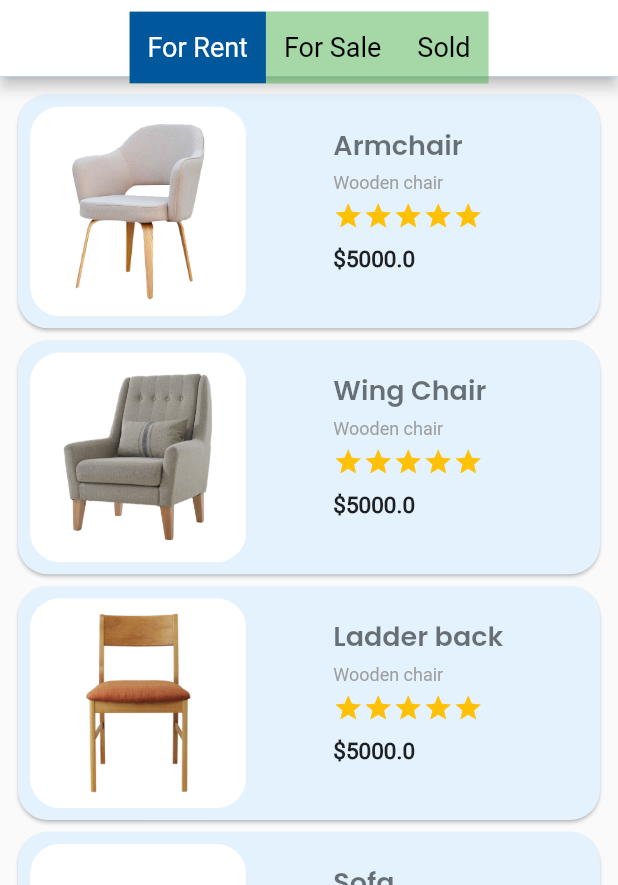
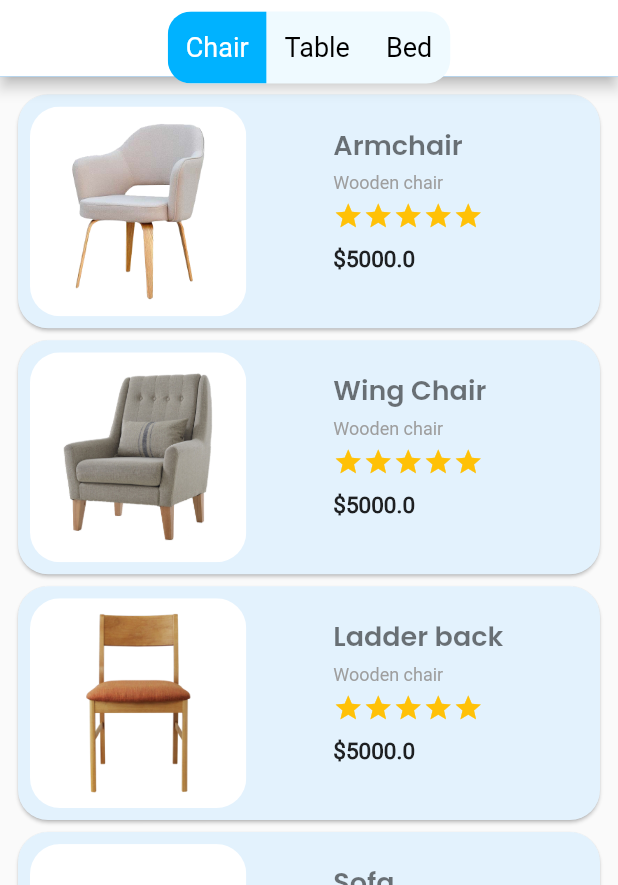
Before and after one commit to PrantoMondal/Furniture_App, a Flutter app: the screen it shows after launch, on a phone screen of 412 x 824 dp, the part 351-1236 px from its top. Run offline on Flutter 3.47's test engine with Material 2 defaults, Android fonts, the phone set to English and light mode, and no system bars.

Commit message:
Button rounded

```diff
--- a/lib/pages/home_page.dart
+++ b/lib/pages/home_page.dart
@@ -65,7 +65,7 @@ class _HomePageState extends State<HomePage> {
                   fontSize: 12,
                   color: color2,
                   fontFamily: 'Poppins',),),
-                const Padding(
+                Padding(
                   padding: EdgeInsets.only(left: 15.0, right: 15.0),
                   child: TextField(
                     decoration: InputDecoration(
--- a/lib/widgets/category_button.dart
+++ b/lib/widgets/category_button.dart
@@ -8,29 +8,41 @@ class categoryBtn extends StatefulWidget {
 class _CategoryBtnState extends State<categoryBtn> {
   List<bool> isSelected = [true, false, false];
 
+
   @override
-  Widget build(BuildContext context) => Container(
-    color: Colors.green.withOpacity(0.5),
+  Widget build(BuildContext context) {
+    Color buttonSelectedColor = _colorFromHex("#00B2FF");
+    Color buttonUnselectedColor = _colorFromHex("#EFFAFF");
+    return Container(
+
+      decoration: BoxDecoration(
+        color: buttonUnselectedColor,
+        borderRadius: BorderRadius.all(Radius.circular(16)),
+      ),
+    //color: buttonUnselectedColor,
+
     child: ToggleButtons(
+
+      borderRadius: BorderRadius.all(Radius.circular(16)),
       isSelected: isSelected,
       selectedColor: Colors.white,
       color: Colors.black,
-      fillColor: Colors.lightBlue.shade900,
+      fillColor: buttonSelectedColor,
       renderBorder: false,
       //splashColor: Colors.red,
       highlightColor: Colors.orange,
       children: <Widget>[
         Padding(
-          padding: const EdgeInsets.symmetric(horizontal: 12),
-          child: Text('For Rent', style: TextStyle(fontSize: 18)),
+          padding: const EdgeInsets.all(12),
+          child: Text('Chair', style: TextStyle(fontSize: 18)),
         ),
         Padding(
-          padding: const EdgeInsets.symmetric(horizontal: 12),
-          child: Text('For Sale', style: TextStyle(fontSize: 18)),
+          padding: const EdgeInsets.all(12),
+          child: Text('Table', style: TextStyle(fontSize: 18)),
         ),
         Padding(
-          padding: const EdgeInsets.symmetric(horizontal: 12),
-          child: Text('Sold', style: TextStyle(fontSize: 18)),
+          padding: const EdgeInsets.all(12),
+          child: Text('Bed', style: TextStyle(fontSize: 18)),
         ),
       ],
       onPressed: (int newIndex) {
@@ -46,4 +58,10 @@ class _CategoryBtnState extends State<categoryBtn> {
       },
     ),
   );
+  }
 }
+
+Color _colorFromHex(String hexColor) {
+  final hexCode = hexColor.replaceAll('#', '');
+  return Color(int.parse('FF$hexCode', radix: 16));
+}
```
